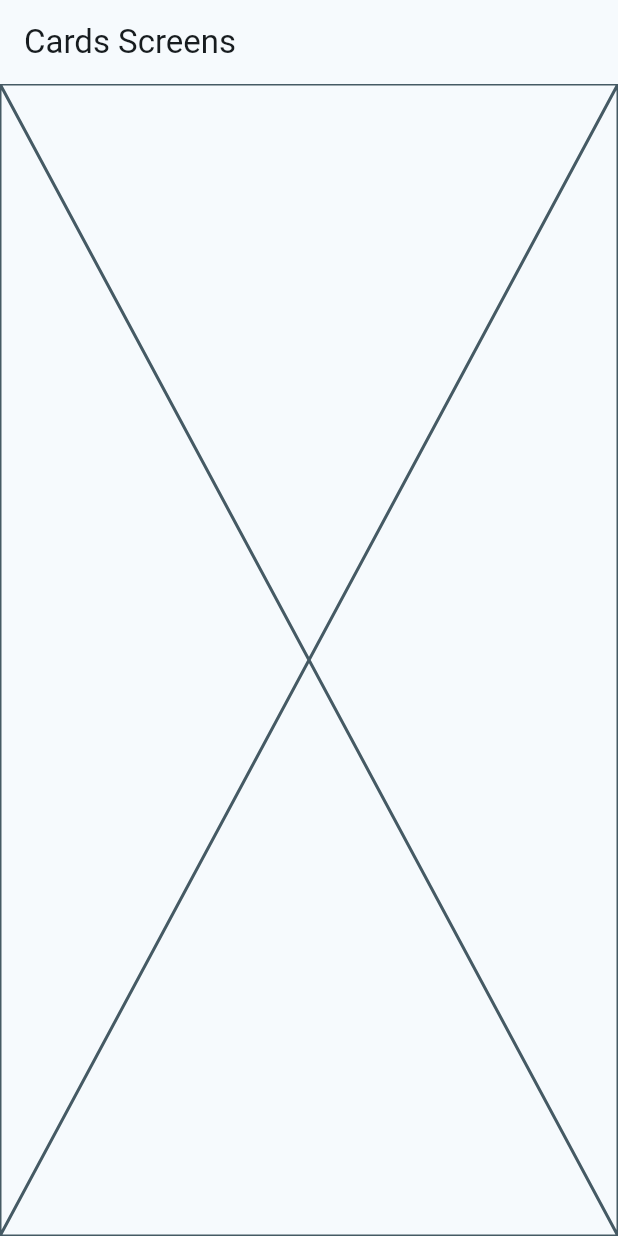
After one commit to jimcode1090/widgets_app, a Flutter app: the CardsScreen screen opened by its route, on a phone screen of 412 x 824 dp. The commit adds this screen. Run offline on Flutter 3.47's test engine with Material 3 defaults, Android fonts, the phone set to English and light mode, and no system bars; our stand-ins replace go_router.

Commit message:
config go router

```diff
--- a/lib/config/menu/menu_items.dart
+++ b/lib/config/menu/menu_items.dart
@@ -24,7 +24,7 @@ const appMenuItems = <MenuItems>[
   MenuItems(
     title: 'Tarjetas',
     subtitle: 'Un contenedor estilizado',
-    link: '/card',
+    link: '/cards',
     icon: Icons.credit_card,
   ),
 ];
--- /dev/null
+++ b/lib/config/router/app_router.dart
@@ -0,0 +1,20 @@
+import 'package:go_router/go_router.dart';
+import 'package:widgets_app/presentation/screens/screens.dart';
+
+final appRouter = GoRouter(
+  initialLocation: '/',
+  routes: [
+    GoRoute(
+      path: '/',
+      builder: (context, state) => const HomeScreen(),
+    ),
+    GoRoute(
+      path: '/buttons',
+      builder: (context, state) => const ButtonsScreen(),
+    ),
+    GoRoute(
+      path: '/cards',
+      builder: (context, state) => const CardsScreen(),
+    ),
+  ],
+);
--- /dev/null
+++ b/lib/presentation/screens/cards/cards_screen.dart
@@ -0,0 +1,15 @@
+import 'package:flutter/material.dart';
+
+class CardsScreen extends StatelessWidget {
+  const CardsScreen({super.key});
+
+  @override
+  Widget build(BuildContext context) {
+    return Scaffold(
+      appBar: AppBar(
+        title: Text('Cards Screens'),
+      ),
+      body: Placeholder(),
+    );
+  }
+}
--- a/lib/presentation/screens/home/home_screen.dart
+++ b/lib/presentation/screens/home/home_screen.dart
@@ -1,4 +1,5 @@
 import 'package:flutter/material.dart';
+import 'package:go_router/go_router.dart';
 import 'package:widgets_app/config/menu/menu_items.dart';
 
 class HomeScreen extends StatelessWidget {
@@ -43,7 +44,8 @@ class _CustomListTile extends StatelessWidget {
       title: Text(menuItem.title),
       subtitle: Text(menuItem.subtitle),
       onTap: (){
-        // TODO : navegar a la pantalla
+        // Navigator.pushNamed(context, menuItem.link);
+        context.push(menuItem.link);
       },
     );
   }
--- /dev/null
+++ b/lib/presentation/screens/screens.dart
@@ -0,0 +1,4 @@
+
+export 'package:widgets_app/presentation/screens/buttons/buttons_screen.dart';
+export 'package:widgets_app/presentation/screens/cards/cards_screen.dart';
+export 'package:widgets_app/presentation/screens/home/home_screen.dart';
--- a/pubspec.yaml
+++ b/pubspec.yaml
@@ -34,6 +34,7 @@ dependencies:
   # The following adds the Cupertino Icons font to your application.
   # Use with the CupertinoIcons class for iOS style icons.
   cupertino_icons: ^1.0.8
+  go_router: ^16.1.0
 
 dev_dependencies:
   flutter_test:
```
Also changed, not shown: lib/main.dart (+5 -3 lines), lib/presentation/screens/buttons/buttons_screen.dart (added, +15 -0 lines), pubspec.lock.
